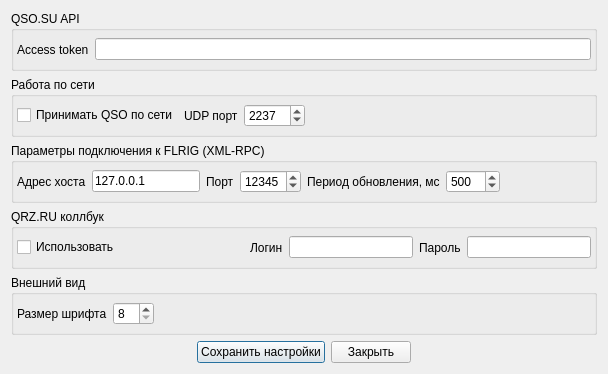
Above: settings.ui from qsosu/logger before the change. Below: the same form after it.
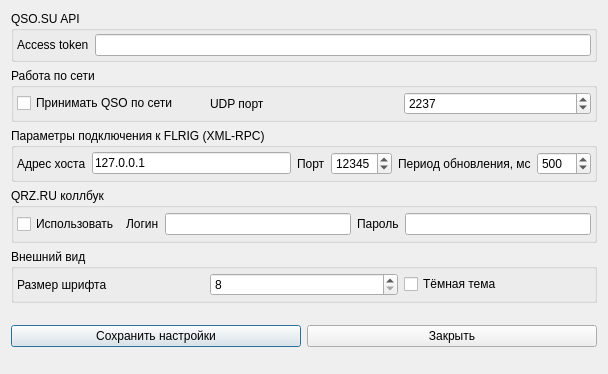
That is the form after the change. Icons and pictures are not drawn.

```diff
--- a/settings.ui
+++ b/settings.ui
@@ -96,9 +96,6 @@
       </item>
       <item>
        <spacer name="horizontalSpacer">
-        <property name="orientation">
-         <enum>Qt::Orientation::Horizontal</enum>
-        </property>
         <property name="sizeHint" stdset="0">
          <size>
           <width>0</width>
@@ -184,9 +181,6 @@
       </item>
       <item>
        <spacer name="horizontalSpacer_4">
-        <property name="orientation">
-         <enum>Qt::Orientation::Horizontal</enum>
-        </property>
         <property name="sizeHint" stdset="0">
          <size>
           <width>0</width>
@@ -225,9 +219,6 @@
       </item>
       <item>
        <spacer name="horizontalSpacer_5">
-        <property name="orientation">
-         <enum>Qt::Orientation::Horizontal</enum>
-        </property>
         <property name="sizeHint" stdset="0">
          <size>
           <width>0</width>
@@ -296,9 +287,6 @@
       </item>
       <item>
        <spacer name="horizontalSpacer_6">
-        <property name="orientation">
-         <enum>Qt::Orientation::Horizontal</enum>
-        </property>
         <property name="sizeHint" stdset="0">
          <size>
           <width>0</width>
@@ -307,6 +295,13 @@
         </property>
        </spacer>
       </item>
+      <item>
+       <widget class="QCheckBox" name="darkTheimeCheckBox">
+        <property name="text">
+         <string>Тёмная тема</string>
+        </property>
+       </widget>
+      </item>
      </layout>
     </widget>
    </item>
@@ -314,9 +309,6 @@
     <layout class="QHBoxLayout" name="horizontalLayout_3">
      <item>
       <spacer name="horizontalSpacer_2">
-       <property name="orientation">
-        <enum>Qt::Orientation::Horizontal</enum>
-       </property>
        <property name="sizeHint" stdset="0">
         <size>
          <width>0</width>
@@ -341,9 +333,6 @@
      </item>
      <item>
       <spacer name="horizontalSpacer_3">
-       <property name="orientation">
-        <enum>Qt::Orientation::Horizontal</enum>
-       </property>
        <property name="sizeHint" stdset="0">
         <size>
          <width>0</width>
```
